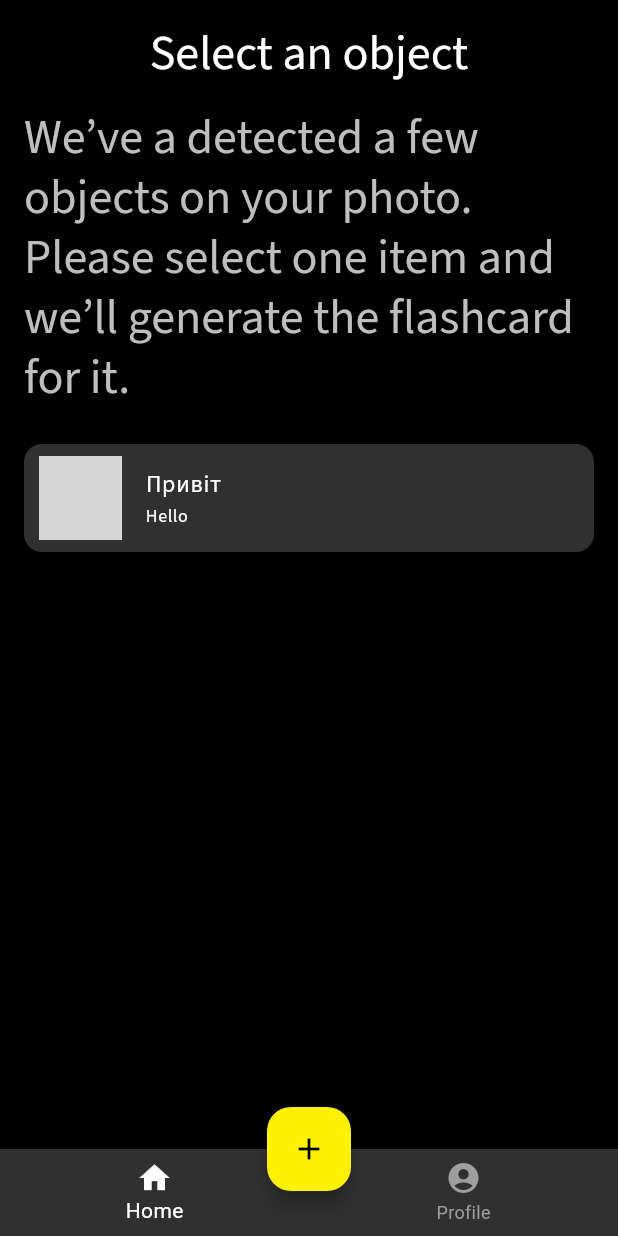
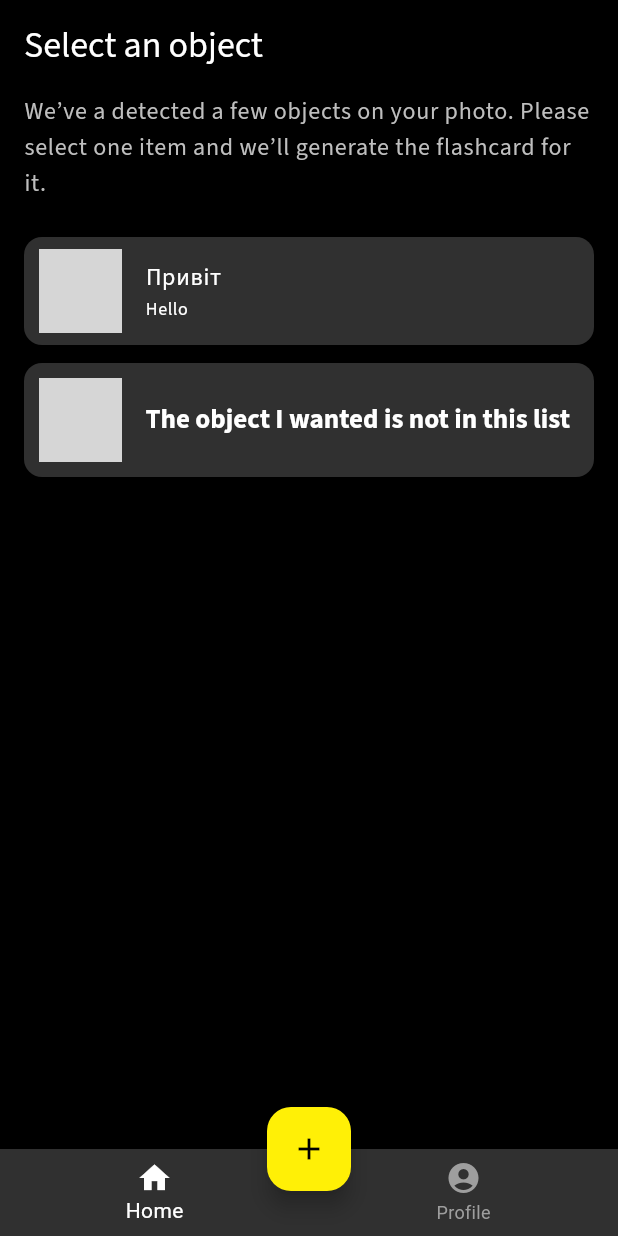
Before and after one commit to Imabulary/Imabulary, a Flutter app: the screen it shows after launch, on a phone screen of 412 x 824 dp. Run offline on Flutter 3.47's test engine with Material 3 defaults, Android fonts, the phone set to English and light mode, and no system bars; our stand-ins replace another_flushbar, auto_route, dio, firebase_auth, firebase_core, flutter_dotenv and 13 more; accounts and stored records are empty; generated files the repository leaves out were written again; network calls fail; grey boxes are pictures that could not be loaded.

Commit message:
feat: add ability to create a flashcard from list of words

```diff
--- a/mobile/lib/app/FlashCard/data/dto/flashcard_dto.dart
+++ b/mobile/lib/app/FlashCard/data/dto/flashcard_dto.dart
@@ -28,7 +28,7 @@ class CreateFlashcardDTO with _$CreateFlashcardDTO {
   const factory CreateFlashcardDTO({
     required String objectOnImage,
     required String imageUrl,
-    required String generatedImageName,
+    required String imageName,
   }) = _CreateFlashcardDTO;
 
   factory CreateFlashcardDTO.fromJson(Map<String, dynamic> json) =>
--- a/mobile/lib/app/FlashCard/data/flash_card_repository.dart
+++ b/mobile/lib/app/FlashCard/data/flash_card_repository.dart
@@ -7,7 +7,6 @@ import 'package:mobile/app/Flashcard/domain/scanPhotoPayload/scan_photo_payload.
 import 'package:mobile/shared/models/ServerResponse/server_response.dart';
 import 'package:mobile/utils/api.dart';
 import 'package:mobile/utils/either.dart';
-import 'package:mobile/utils/maybe.dart';
 import 'package:mobile/utils/query_params_builder.dart';
 import 'package:mobile/utils/request.dart';
 import 'package:riverpod_annotation/riverpod_annotation.dart';
@@ -79,6 +78,8 @@ class FlashCardRepository {
 
   Future<FlashCard> create(CreateFlashcardDTO createFlashcardDto) {
     return request(() async {
+      print(createFlashcardDto.toJson());
+
       final result = await dio.post(
         '$endpoint/create',
         data: createFlashcardDto.toJson(),
--- a/mobile/lib/app/ObjectsOnImage/presentation/objects_on_image_screen.dart
+++ b/mobile/lib/app/ObjectsOnImage/presentation/objects_on_image_screen.dart
@@ -1,19 +1,28 @@
 import 'package:flutter/material.dart';
+import 'package:mobile/app/Flashcard/domain/scanPhotoPayload/scan_photo_payload.dart';
 import 'package:mobile/app/ObjectsOnImage/domain/ObjectOnImage/object_on_image.dart';
 import 'package:mobile/app/Layout/presentation/layout.dart';
+import 'package:mobile/app/ObjectsOnImage/widgets/NoDesiredObject/no_desired_object.dart';
 import 'package:mobile/app/ObjectsOnImage/widgets/ObjectListItem/object_list_item.dart';
 import 'package:mobile/atoms/colors.dart';
 import 'package:mobile/atoms/type_setting.dart';
 
 class ObjectsOnImageScreen extends StatelessWidget {
-  const ObjectsOnImageScreen({super.key, required this.objectsOnImage});
+  const ObjectsOnImageScreen({
+    super.key,
+    required this.objectsOnImage,
+    required this.scanPhotoPayload,
+  });
 
   final List<ObjectOnImage> objectsOnImage;
+  final ScanPhotoPayload scanPhotoPayload;
 
   @override
   Widget build(BuildContext context) {
     return Layout(
-      Column(
+      SingleChildScrollView(
+        child: Column(
+          crossAxisAlignment: CrossAxisAlignment.stretch,
           children: [
             TypeSetting(
               'Select an object',
@@ -24,7 +33,6 @@ class ObjectsOnImageScreen extends StatelessWidget {
             ),
             TypeSetting(
               'We’ve a detected a few objects on your photo. Please select one item and we’ll generate the flashcard for it.',
-            variant: TextVariants.headlineLarge,
               style: TextStyle(color: AppColors.lightGrey),
             ),
             const SizedBox(
@@ -34,6 +42,7 @@ class ObjectsOnImageScreen extends StatelessWidget {
               physics: const NeverScrollableScrollPhysics(),
               itemBuilder: (context, index) => ObjectListItem(
                 objectsOnImage[index],
+                scanPhotoPayload: scanPhotoPayload,
               ),
               itemCount: objectsOnImage.length,
               scrollDirection: Axis.vertical,
@@ -41,7 +50,10 @@ class ObjectsOnImageScreen extends StatelessWidget {
               separatorBuilder: (BuildContext context, int index) =>
                   const SizedBox(height: 12),
             ),
+            const SizedBox(height: 12),
+            const NoDesiredObject(),
           ],
+        ),
       ),
     );
   }
--- /dev/null
+++ b/mobile/lib/app/ObjectsOnImage/widgets/NoDesiredObject/no_desired_object.dart
@@ -0,0 +1,16 @@
+import 'package:flutter/material.dart';
+import 'package:mobile/atoms/colors.dart';
+import 'package:mobile/widgets/list_item.dart';
+
+class NoDesiredObject extends StatelessWidget {
+  const NoDesiredObject({super.key});
+
+  @override
+  Widget build(BuildContext context) {
+    return ListItem(
+      onTap: () {},
+      tileColor: AppColors.muted,
+      label: 'The object I wanted is not in this list',
+    );
+  }
+}
--- a/mobile/lib/app/ObjectsOnImage/widgets/ObjectListItem/object_list_item.dart
+++ b/mobile/lib/app/ObjectsOnImage/widgets/ObjectListItem/object_list_item.dart
@@ -1,20 +1,63 @@
 import 'package:flutter/material.dart';
+import 'package:flutter_riverpod/flutter_riverpod.dart';
+import 'package:mobile/app/FlashCard/application/flashcard_providers.dart';
+import 'package:mobile/app/FlashCard/presentation/flashcard_screen.dart';
+import 'package:mobile/app/Flashcard/data/dto/flashcard_dto.dart';
+import 'package:mobile/app/Flashcard/domain/scanPhotoPayload/scan_photo_payload.dart';
 import 'package:mobile/app/ObjectsOnImage/domain/ObjectOnImage/object_on_image.dart';
+import 'package:mobile/app/ObjectsOnImage/widgets/ObjectListItem/object_list_item_controller.dart';
+import 'package:mobile/app/Wallet/application/wallet_providers.dart';
 import 'package:mobile/atoms/colors.dart';
+import 'package:mobile/utils/async_value_ui.dart';
 import 'package:mobile/widgets/list_item.dart';
 
-class ObjectListItem extends StatelessWidget {
-  const ObjectListItem(this.objectOnImage, {super.key});
+class ObjectListItem extends ConsumerWidget {
+  const ObjectListItem(this.objectOnImage,
+      {super.key, required this.scanPhotoPayload});
 
   final ObjectOnImage objectOnImage;
+  final ScanPhotoPayload scanPhotoPayload;
 
   @override
-  Widget build(BuildContext context) {
+  Widget build(BuildContext context, WidgetRef ref) {
+    ref.listen(objectListItemControllerProvider, (_, state) {
+      state.showLoadingDialog(context, message: 'Creating your flashcard');
+      state.showErrorDialog(context, false);
+
+      state.whenData((value) {
+        ref.invalidate(findAllFlashcardsProvider);
+        ref.invalidate(getWalletBalanceProvider);
+
+        Navigator.push(
+          context,
+          MaterialPageRoute(
+            builder: (context) => const FlashcardScreen(),
+          ),
+        );
+      });
+    });
+
+    final state = ref.watch(objectListItemControllerProvider);
+    final create = state.isLoading
+        ? null
+        : ref.read(objectListItemControllerProvider.notifier).create;
+
     return ListItem(
-      onTap: () {},
+      onTap: create != null
+          ? () {
+              create(
+                CreateFlashcardDTO(
+                  objectOnImage: objectOnImage.name,
+                  imageUrl: scanPhotoPayload.imageUrl,
+                  imageName: scanPhotoPayload.imageName,
+                ),
+              );
+            }
+          : null,
       tileColor: AppColors.muted,
       label: objectOnImage.translatedName,
       sublabel: objectOnImage.name,
+      image: scanPhotoPayload.imageUrl,
     );
   }
 }
--- a/mobile/lib/atoms/type_setting.dart
+++ b/mobile/lib/atoms/type_setting.dart
@@ -5,6 +5,7 @@ enum TextVariants {
   titleLarge,
   headlineLarge,
   headlineMedium,
+  headlineSmall,
   bodyLarge,
   labelLarge,
   bodySmall
@@ -28,6 +29,7 @@ class TypeSetting extends Text {
       TextVariants.titleLarge: Theme.of(context).textTheme.titleLarge,
       TextVariants.headlineLarge: Theme.of(context).textTheme.headlineLarge,
       TextVariants.headlineMedium: Theme.of(context).textTheme.headlineMedium,
+      TextVariants.headlineSmall: Theme.of(context).textTheme.headlineSmall,
       TextVariants.bodyLarge: Theme.of(context).textTheme.bodyLarge,
       TextVariants.labelLarge: Theme.of(context).textTheme.labelLarge,
       TextVariants.bodySmall: Theme.of(context).textTheme.bodySmall,
--- a/mobile/lib/main.dart
+++ b/mobile/lib/main.dart
@@ -4,6 +4,7 @@ import 'package:flutter_dotenv/flutter_dotenv.dart';
 import 'package:flutter_riverpod/flutter_riverpod.dart';
 import 'package:google_fonts/google_fonts.dart';
 import 'package:mobile/app/Auth/application/auth_provider.dart';
+import 'package:mobile/app/Flashcard/domain/scanPhotoPayload/scan_photo_payload.dart';
 import 'package:mobile/app/ObjectsOnImage/domain/ObjectOnImage/object_on_image.dart';
 import 'package:mobile/app/ObjectsOnImage/presentation/objects_on_image_screen.dart';
 import 'package:mobile/app_router.dart';
@@ -47,21 +48,55 @@ class _AppState extends ConsumerState<App> {
     //           fontSize: 18,
     //           fontWeight: FontWeight.bold,
     //         ),
+    //         headlineMedium: GoogleFonts.sourceSans3(
+    //           fontSize: 16,
+    //           fontWeight: FontWeight.bold,
+    //         ),
     //         bodyLarge: GoogleFonts.sourceSans3(fontSize: 16),
     //         labelLarge: GoogleFonts.sourceSans3(fontSize: 14),
     //         bodySmall: GoogleFonts.sourceSans3(fontSize: 12),
     //       ),
     //       appBarTheme: const AppBarTheme(backgroundColor: Colors.black),
-    //       cardTheme: const CardTheme(color: AppColors.muted, elevation: 0)),
+    //       cardTheme: const CardTheme(color: AppColors.muted, elevation: 0),),
     //   routerConfig: AppRouter(
     //     user: ref.watch(authStateProvider).value,
     //   ).config(),
     // );
     return MaterialApp(
+      theme: ThemeData(
+        colorScheme: ColorScheme.fromSeed(
+          seedColor: AppColors.primary,
+          brightness: Brightness.dark,
+        ),
+        textTheme: TextTheme(
+          titleLarge: GoogleFonts.sourceSans3(fontSize: 32),
+          headlineLarge: GoogleFonts.sourceSans3(fontSize: 24),
+          headlineMedium: GoogleFonts.sourceSans3(
+            fontSize: 18,
+            fontWeight: FontWeight.bold,
+          ),
+          headlineSmall: GoogleFonts.sourceSans3(
+            fontSize: 16,
+            fontWeight: FontWeight.bold,
+          ),
+          bodyLarge: GoogleFonts.sourceSans3(fontSize: 16),
+          labelLarge: GoogleFonts.sourceSans3(fontSize: 14),
+          bodySmall: GoogleFonts.sourceSans3(fontSize: 12),
+        ),
+        appBarTheme: const AppBarTheme(backgroundColor: Colors.black),
+        cardTheme: const CardTheme(color: AppColors.muted, elevation: 0),
+      ),
       home: ObjectsOnImageScreen(
         objectsOnImage: [
           ObjectOnImage(name: 'Hello', score: 0.95, translatedName: 'Привіт')
         ],
+        scanPhotoPayload: ScanPhotoPayload(
+          objectsOnImage: [],
+          imageUrl:
+              'https://firebasestorage.googleapis.com/v0/b/imabulary-fc20f.appspot.com/o/image%2Fcd53b72f-b098-4b98-b751-99c03c9cbcdb_1728561451882-scaled_1000000022.jpg?alt=media&token=2d954ed1-0423-48e8-aae9-c6bc7fbeb9e4',
+          imageName:
+              'cd53b72f-b098-4b98-b751-99c03c9cbcdb_1728561451882-scaled_1000000022.jpg',
+        ),
       ),
     );
   }
--- a/mobile/lib/utils/async_value_ui.dart
+++ b/mobile/lib/utils/async_value_ui.dart
@@ -10,7 +10,7 @@ extension AsyncValueUI on AsyncValue {
   }) {
     if (isLoading) {
       showDialog(
-        barrierDismissible: true,
+        barrierDismissible: false,
         context: context,
         builder: (context) => Dialogs.loading(message),
       );
```
Also changed, not shown: mobile/lib/app/Feedback/data/dto/feedback_dto.dart (added, +15 -0 lines), mobile/lib/app/FlashCard/domain/CreateFlashcardDTO/create_flashcard_dto.dart (deleted, +0 -16 lines), mobile/lib/app/Layout/widgets/AddBottomSheet/add_bottom_sheet_controller.dart (+7 -4 lines), mobile/lib/app/ObjectsOnImage/widgets/ObjectListItem/object_list_item_controller.dart (+15 -1 lines), mobile/lib/app/Feedback/data/dto/feedback_dto.freezed.dart (added), mobile/lib/app/Feedback/data/dto/feedback_dto.g.dart (added), mobile/lib/app/FlashCard/data/dto/flashcard_dto.freezed.dart, mobile/lib/app/FlashCard/data/dto/flashcard_dto.g.dart, mobile/lib/app/FlashCard/domain/CreateFlashcardDTO/create_flashcard_dto.freezed.dart (deleted), mobile/lib/app/FlashCard/domain/CreateFlashcardDTO/create_flashcard_dto.g.dart (deleted), mobile/lib/app/Layout/widgets/AddBottomSheet/add_bottom_sheet_controller.g.dart, mobile/lib/app/ObjectsOnImage/widgets/ObjectListItem/object_list_item_controller.g.dart, 6 other files. Lines whose indentation alone changed are shown as unchanged.
